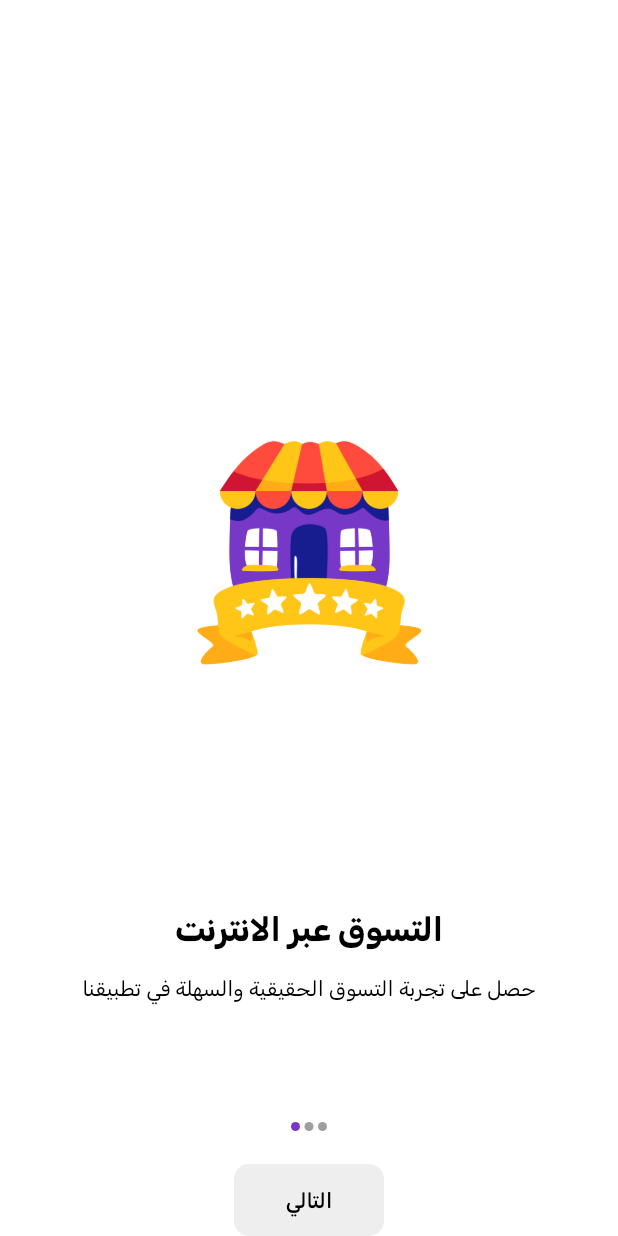
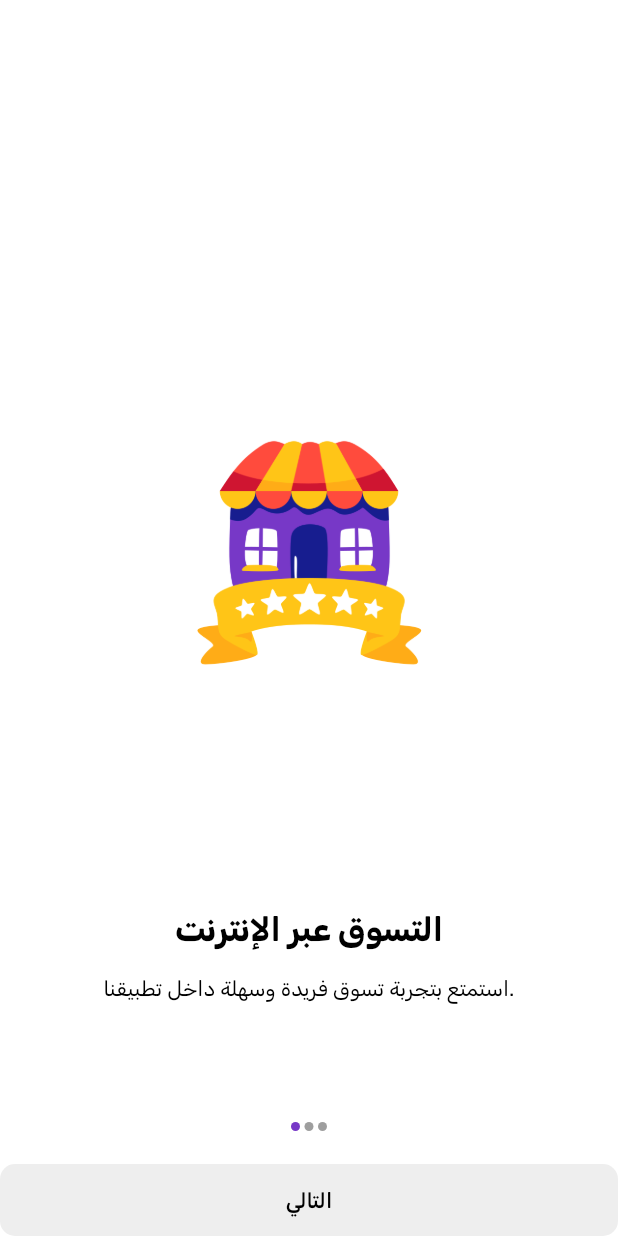
Before and after one commit to Muhammed-Hayr-Ali/Marketna_e-commerce, a Flutter app: the screen it shows after launch, on a phone screen of 412 x 824 dp. Run offline on Flutter 3.47's test engine with Material 3 defaults, Android fonts, the phone set to English and light mode, and no system bars; our stand-ins replace cached_network_image, flutter_holo_date_picker, flutter_svg, fluttertoast, geolocator, get and 7 more; missing offline and left inert: flutter_pin_code_fields; accounts and stored records are empty.

Commit message:
Initial commit

```diff
--- a/lib/localization/language/arabic.dart
+++ b/lib/localization/language/arabic.dart
@@ -1,37 +1,37 @@
 class Arabic {
   Map<String, String> get keys => {
-    /// onboarding
-    'Purchase Online': 'التسوق عبر الانترنت',
+    /// على متن التطبيق (Onboarding)
+    'Purchase Online': 'التسوق عبر الإنترنت',
     'Track order': 'تتبع الطلب',
     'Get your order': 'احصل على طلبك',
     'Enjoy a unique and easy shopping experience in our application':
-        'حصل على تجربة التسوق الحقيقية والسهلة في تطبيقنا',
-    'Track shipments real-time': 'تتبع الشحنات بالوقت الحقيقي',
+        'استمتع بتجربة تسوق فريدة وسهلة داخل تطبيقنا.',
+    'Track shipments real-time': 'تتبع الشحنات في الوقت الفعلي.',
     'Enjoy your favorite products with confidence and safety':
-        'تجربة التسوق الحقيقية والسهلة في تطبيقنا',
+        'تسوق منتجاتك المفضلة بأمان وثقة.',
     'Next': 'التالي',
     'Login': 'تسجيل الدخول',
 
     /// عناوين وأوصاف الشاشات
-    'welcome_back': 'مرحبًا بعودتك، لقد افتقدناك',
+    'welcome_back': 'مرحبًا بعودتك! لقد افتقدناك.',
     'create_account': 'إنشاء حساب جديد',
-    'fill_your_details': 'انضم إلى عائلتنا،\nاملأ معلوماتك أدناه',
+    'fill_your_details': 'انضم إلى عائلتنا.\nاملأ بياناتك أدناه.',
     'update_password': 'تحديث كلمة المرور',
-    'update_password_desc': 'ادخل رمز التحقق وكلمة المرور الجديدة',
+    'update_password_desc': 'أدخل رمز التحقق وكلمة المرور الجديدة.',
     'profile': 'الملف الشخصي',
     'notifications': 'الإشعارات',
-    'edit_profile': 'تحرير الملف الشخصي',
+    'edit_profile': 'تعديل الملف الشخصي',
     'my_addresses': 'عناويني',
     'my_orders': 'طلباتي',
     'settings': 'الإعدادات',
-    'security': 'الحماية',
+    'security': 'الأمان',
     'manage_addresses': 'إدارة العناوين',
     'help_center': 'مركز المساعدة',
 
     /// أزرار وعناصر واجهة المستخدم
     'send': 'إرسال',
     'login': 'تسجيل الدخول',
-    'sign_up': 'تسجيل حساب جديد',
+    'sign_up': 'إنشاء حساب',
     'update': 'تحديث',
     'retry': 'إعادة المحاولة',
     'or': '- أو -',
@@ -39,7 +39,7 @@ class Arabic {
     'logout': 'تسجيل الخروج',
     'forgot_password': 'نسيت كلمة المرور؟',
     'dont_have_account': 'ليس لديك حساب؟',
-    'agree_to_terms': 'بالمتابعة توافق على',
+    'agree_to_terms': 'بالمتابعة، توافق على',
     'privacy_policy': 'سياسة الخصوصية',
     'terms_and_conditions': 'الشروط والأحكام',
     'save': 'حفظ',
@@ -68,73 +68,70 @@ class Arabic {
     'full_name': 'الاسم الكامل',
     'verification_code': 'رمز التحقق',
     'first_name': 'الاسم الأول',
-    'last_name': 'الاسم الأخير',
+    'last_name': 'اسم العائلة',
     'phone': 'رقم الهاتف',
     'gender': 'الجنس',
     'date_of_birth': 'تاريخ الميلاد',
-    'choose_your_date_of_birth': 'اختر تاريخ الميلاد',
+    'choose_your_date_of_birth': 'اختر تاريخ ميلادك',
     'state': 'الولاية',
     'address': 'العنوان',
-    'Email_copied': 'تم نسخ البريد الإلكتروني إلى الحافظة',
+    'email_copied': 'تم نسخ البريد الإلكتروني إلى الحافظة.',
 
     /// رسائل الخطأ والتحقق
-    'name_cannot_be_empty': 'الاسم لا يمكن أن يكون فارغًا',
-    'email_cannot_be_empty': 'البريد الإلكتروني لا يمكن أن يكون فارغًا',
-    'invalid_email': 'البريد الإلكتروني غير صالح',
-    'password_cannot_be_empty': 'كلمة المرور لا يمكن أن تكون فارغة',
-    'password_min_length': 'كلمة المرور يجب أن تكون على الأقل 6 حروف',
+    'name_cannot_be_empty': 'الاسم لا يمكن أن يكون فارغًا.',
+    'email_cannot_be_empty': 'البريد الإلكتروني لا يمكن أن يكون فارغًا.',
+    'invalid_email': 'البريد الإلكتروني غير صالح.',
+    'password_cannot_be_empty': 'كلمة المرور لا يمكن أن تكون فارغة.',
+    'password_min_length': 'كلمة المرور يجب أن تتكون من 6 أحرف على الأقل.',
     'confirm_password_cannot_be_empty':
-        'تأكيد كلمة المرور لا يمكن أن يكون فارغًا',
+        'تأكيد كلمة المرور لا يمكن أن يكون فارغًا.',
     'confirm_password_min_length':
-        'تأكيد كلمة المرور يجب أن يكون 6 حروف على الأقل',
-    'passwords_do_not_match': 'كلمة المرور وتأكيد كلمة المرور غير متطابقتين',
-    'phone_cannot_be_empty': 'رقم الهاتف لا يمكن أن يكون فارغًا',
-    'invalid_phone': 'رقم الهاتف غير صالح',
-    'addressName_cannot_be_empty': 'اسم العنوان لا يمكن ان يكون فارغ',
-    'country_cannot_be_empty': 'اسم الدولة لا يمكن أن يكون فارغ',
+        'تأكيد كلمة المرور يجب أن يتكون من 6 أحرف على الأقل.',
+    'passwords_do_not_match': 'كلمة المرور وتأكيد كلمة المرور غير متطابقتين.',
+    'phone_cannot_be_empty': 'رقم الهاتف لا يمكن أن يكون فارغًا.',
+    'invalid_phone': 'رقم الهاتف غير صالح.',
+    'addressName_cannot_be_empty': 'اسم العنوان لا يمكن أن يكون فارغًا.',
+    'country_cannot_be_empty': 'اسم الدولة لا يمكن أن يكون فارغًا.',
     'stateProvince_cannot_be_empty':
-        'اسم الولاية أو المنطقة الإدارية لا يمكن أن يكون فارغ',
-    'city_cannot_be_empty': 'اسم المدينة لا يمكن أن يكون فارغ',
-    'streetAddress_cannot_be_empty': 'العنوان لا يمكن أن يكون فارغ',
-    'verification_code_cannot_be_empty': 'رمز التحقق لا يمكن أن يكون فارغ',
-    'verification_code_invalid_length': 'رمز التحقق يجب أن يكون 6 أرقام',
-    'required_field': 'هذا الحقل مطلوب',
-    'max_characters': 'الحد الأقصى لعدد الأحرف هو {0}',
-    'min_characters': 'الحد الأدنى لعدد الأحرف هو {0}',
-    'select_gender': 'يرجى تحديد الجنس',
-    'cant_change_profile':
-        'بإمكانك تعديل صورة ملفك الشخصي عن طريق تعديلها في حساب',
-    'account': 'الخاص بك.',
-    'network_error': 'تعذر الاتصال بالخادم. يرجى التحقق من الاتصال بالانترنت',
+        'اسم الولاية أو المنطقة الإدارية لا يمكن أن يكون فارغًا.',
+    'city_cannot_be_empty': 'اسم المدينة لا يمكن أن يكون فارغًا.',
+    'streetAddress_cannot_be_empty': 'العنوان لا يمكن أن يكون فارغًا.',
+    'verification_code_cannot_be_empty': 'رمز التحقق لا يمكن أن يكون فارغًا.',
+    'verification_code_invalid_length': 'رمز التحقق يجب أن يتكون من 6 أرقام.',
+    'required_field': 'هذا الحقل مطلوب.',
+    'max_characters': 'الحد الأقصى لعدد الأحرف هو {0}.',
+    'min_characters': 'الحد الأدنى لعدد الأحرف هو {0}.',
+    'select_gender': 'يرجى تحديد الجنس.',
+    'network_error': 'تعذر الاتصال بالخادم. يرجى التحقق من اتصال الإنترنت.',
 
     /// رسائل الاستجابة
     'reset_password': 'استعادة كلمة المرور',
-    'enter_email_for_reset': 'ادخل البريد الإلكتروني لاستعادة كلمة المرور',
-    'password_updated_successfully': 'تم تحديث كلمة المرور بنجاح',
-    'profile_updated_successfully': 'تم تحديث الملف الشخصي بنجاح',
-    'Exception: no_internet_connection': 'خطأ: لا يوجد اتصال بالإنترنت',
-    'user_already_registered': 'المستخدم مسجل بالفعل',
-    'invalid_login_credentials': 'بيانات تسجيل الدخول غير صحيحة',
-    'user_is_banned': 'لقد تم حظر حسابك',
+    'enter_email_for_reset': 'أدخل البريد الإلكتروني لاستعادة كلمة المرور.',
+    'password_updated_successfully': 'تم تحديث كلمة المرور بنجاح.',
+    'profile_updated_successfully': 'تم تحديث الملف الشخصي بنجاح.',
+    'Exception: no_internet_connection': 'خطأ: لا يوجد اتصال بالإنترنت.',
+    'user_already_registered': 'المستخدم مسجل بالفعل.',
+    'invalid_login_credentials': 'بيانات تسجيل الدخول غير صحيحة.',
+    'user_is_banned': 'لقد تم حظر حسابك.',
     'are_you_sure_logout': 'هل أنت متأكد أنك تريد تسجيل الخروج؟',
-    'password_updated_successfully_response': 'تم تعديل كلمة المرور بنجاح',
-    'account_deleted_successfully': 'تم حذف الحساب بنجاح',
-    'action_cannot_be_undone': 'هذا الإجراء لا يمكن التراجع عنه',
+    'password_updated_successfully_response': 'تم تعديل كلمة المرور بنجاح.',
+    'account_deleted_successfully': 'تم حذف الحساب بنجاح.',
+    'action_cannot_be_undone': 'هذا الإجراء لا يمكن التراجع عنه.',
     'something_went_wrong': 'حدث خطأ ما!',
     'please_try_again': 'يرجى المحاولة مرة أخرى.',
     'no_data_found': 'لم يتم العثور على بيانات.',
     'loading': 'جارٍ التحميل...',
-    'operation_completed_successfully': 'تمت العملية بنجاح',
-    'operation_failed': 'فشلت العملية',
+    'operation_completed_successfully': 'تمت العملية بنجاح.',
+    'operation_failed': 'فشلت العملية.',
     'data_sending_error':
-        'حدث خطأ أثناء إرسال البيانات. يُرجى المحاولة مرة أخرى.',
-    'address_added_successfully': 'تمت إضافة العنوان بنجاح',
+        'حدث خطأ أثناء إرسال البيانات. يرجى المحاولة مرة أخرى.',
+    'address_added_successfully': 'تمت إضافة العنوان بنجاح.',
     'user_id_is_null':
-        'تعذر الحصول على معلومات المستخدم يرجى إعادة تسجيل الدخول',
+        'تعذر الحصول على معلومات المستخدم. يرجى إعادة تسجيل الدخول.',
     'Unable_Location_services':
-        'تعذر الوصول إلى خدمات الموقع. يُرجى تفعيل خدمات الموقع',
+        'تعذر الوصول إلى خدمات الموقع. يرجى تفعيل خدمات الموقع.',
     'Location_permissions_denied':
-        'تعذر الوصول إلى خدمات الموقع. يُرجى تفعيل خدمات الموقع',
+        'تم رفض أذونات الموقع. يرجى تفعيل أذونات الموقع.',
     'Location_permissions_denied_request_permissions.':
         'تم رفض أذونات الموقع بشكل دائم، ولا يمكننا طلب الأذونات.',
 
@@ -186,20 +183,20 @@ class Arabic {
     'delete_account': 'حذف الحساب',
     'logout_confirmation': 'هل تريد تسجيل الخروج؟',
 
-    //gender
+    /// الجنس
     'not_specified': 'غير محدد',
     'male': 'ذكر',
-    'female': 'انثى',
+    'female': 'أنثى',
 
-    /// adresses
-    'add_new_address': 'اضافة عنوان جديد',
-    'no_addresses': 'ليس لديك أي عنوان حتى الآن',
+    /// العناوين
+    'add_new_address': 'إضافة عنوان جديد',
+    'no_addresses': 'ليس لديك أي عنوان حتى الآن.',
     'address_name': 'اسم العنوان',
     'home': 'منزل',
     'work': 'عمل',
     'shipping': 'شحن',
     'billing': 'فواتير',
-    'street_address': 'العنوان الكامل الحي الشارع (مثل رقم المنزل، اسم الشارع)',
+    'street_address': 'العنوان الكامل (مثل رقم المنزل، اسم الشارع)',
     'city': 'المدينة',
     'select_city': 'اختر المدينة',
     'state/province': 'الولاية أو المنطقة',
--- a/lib/screens/addresses/addresses_manage/controller/controller.dart
+++ b/lib/screens/addresses/addresses_manage/controller/controller.dart
@@ -3,7 +3,7 @@ import 'package:application/utils/import.dart';
 class ManageAddressesController extends GetxController {
   final _supabase = Supabase.instance.client;
   RxBool isLoading = true.obs;
-  var addresses = <AddressModel>[].obs;
+  var addresses = <Address>[].obs;
 
   @override
   void onInit() {
@@ -15,10 +15,10 @@ class ManageAddressesController extends GetxController {
     try {
       final customerId = _supabase.auth.currentUser!.id;
       final response = await _supabase
-          .from(KEYS.addressesTable)
+          .from(KEYS.ADDRESSES_TABLE)
           .select()
           .eq('customer_id', customerId);
-      addresses.value = response.map((e) => AddressModel.fromJson(e)).toList();
+      addresses.value = response.map((e) => Address.fromJson(e)).toList();
     } catch (error) {
       debugPrint(error.toString());
     } finally {
--- a/lib/screens/onboarding/onboarding_screen.dart
+++ b/lib/screens/onboarding/onboarding_screen.dart
@@ -8,7 +8,6 @@ class OnboardingScreen extends StatefulWidget {
 }
 
 class _OnboardingState extends State<OnboardingScreen> {
-
   final String title_1 = 'Purchase Online';
   final String title_2 = 'Track order';
   final String title_3 = 'Get your order';
@@ -82,6 +81,7 @@ class _OnboardingState extends State<OnboardingScreen> {
                 Indicator(selected: selectedPage, length: 3),
                 const SizedBox(height: 20),
                 CustomButton(
+                  width: double.infinity,
                   onPressed: selectedPage == 2 ? _auth : _next,
                   child: CustomText(selectedPage == 2 ? login : next),
                 ),
```
Also changed, not shown: lib/models/address_model.dart (+4 -4 lines), lib/screens/addresses/adaaress_add/add_address_screen.dart (+31 -8 lines), lib/screens/addresses/adaaress_add/controller/controller.dart (+44 -33 lines), lib/screens/addresses/addresses_manage/manage_addresses_screen.dart (+8 -1 lines), lib/screens/profile_edit/controller/controller.dart (+7 -9 lines), 2 other files.
